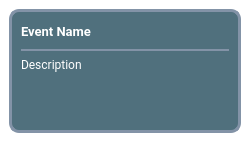
Above: src/app/gui/forms/widgeteventitem.ui from botorabi/Meet4Eat-Desktop before the change. Below: the same form after it.
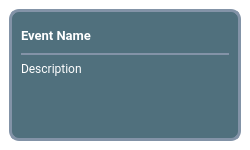
That is the form after the change. Icons and pictures are not drawn.

The edit to the form file:
```diff
--- a/src/app/gui/forms/widgeteventitem.ui
+++ b/src/app/gui/forms/widgeteventitem.ui
@@ -7,19 +7,19 @@
     <x>0</x>
     <y>0</y>
     <width>250</width>
-    <height>131</height>
+    <height>150</height>
    </rect>
   </property>
   <property name="minimumSize">
    <size>
     <width>250</width>
-    <height>0</height>
+    <height>150</height>
    </size>
   </property>
   <property name="maximumSize">
    <size>
-    <width>250</width>
-    <height>131</height>
+    <width>251</width>
+    <height>150</height>
    </size>
   </property>
   <property name="cursor">
```
Left out of the diff: 8 changed lines with no effect on the pictures.
